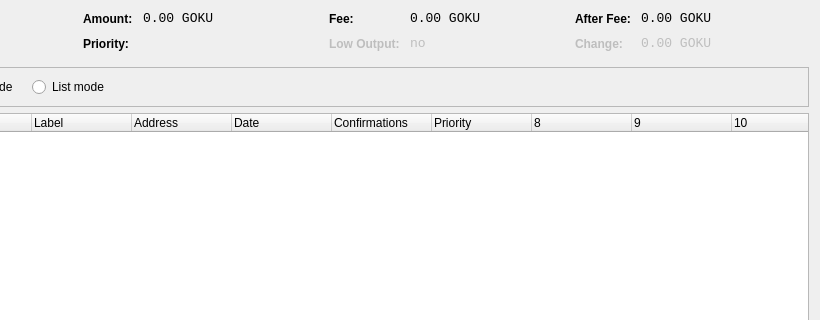
Qt form src/qt/forms/coincontroldialog.ui (bumbacoin/xgox) before a commit; both pictures show x 180 to 1000 and y 0 to 320 of the 1000 by 500 pixel window.
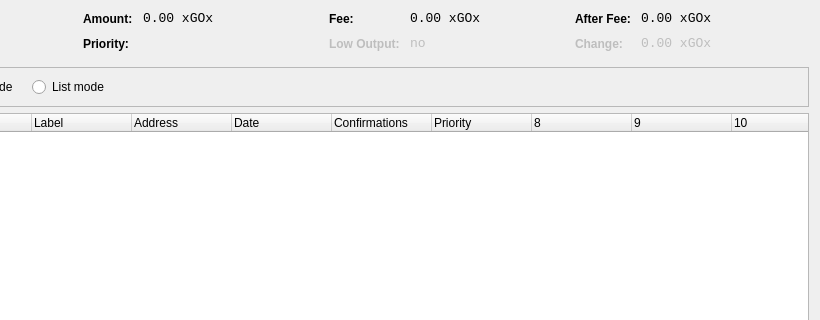
The same form after that commit. Custom widgets are drawn as their Qt base class.

Patch:
```diff
--- a/src/qt/forms/coincontroldialog.ui
+++ b/src/qt/forms/coincontroldialog.ui
@@ -141,7 +141,7 @@
           <enum>Qt::ActionsContextMenu</enum>
          </property>
          <property name="text">
-          <string notr="true">0.00 GOKU</string>
+          <string notr="true">0.00 xGOx</string>
          </property>
          <property name="textInteractionFlags">
           <set>Qt::LinksAccessibleByMouse|Qt::TextSelectableByKeyboard|Qt::TextSelectableByMouse</set>
@@ -221,7 +221,7 @@
           <enum>Qt::ActionsContextMenu</enum>
          </property>
          <property name="text">
-          <string notr="true">0.00 GOKU</string>
+          <string notr="true">0.00 xGOx</string>
          </property>
          <property name="textInteractionFlags">
           <set>Qt::LinksAccessibleByMouse|Qt::TextSelectableByKeyboard|Qt::TextSelectableByMouse</set>
@@ -307,7 +307,7 @@
           <enum>Qt::ActionsContextMenu</enum>
          </property>
          <property name="text">
-          <string notr="true">0.00 GOKU</string>
+          <string notr="true">0.00 xGOx</string>
          </property>
          <property name="textInteractionFlags">
           <set>Qt::LinksAccessibleByMouse|Qt::TextSelectableByKeyboard|Qt::TextSelectableByMouse</set>
@@ -345,7 +345,7 @@
           <enum>Qt::ActionsContextMenu</enum>
          </property>
          <property name="text">
-          <string notr="true">0.00 GOKU</string>
+          <string notr="true">0.00 xGOx</string>
          </property>
          <property name="textInteractionFlags">
           <set>Qt::LinksAccessibleByMouse|Qt::TextSelectableByKeyboard|Qt::TextSelectableByMouse</set>
```
